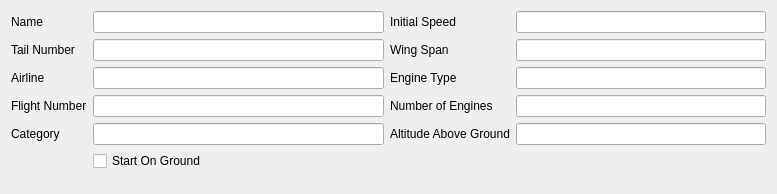
Before: the Qt Designer form src/UserInterface/src/Widget/AircraftTypeWidget.ui in till213/SkyDolly, drawn with Qt 5.
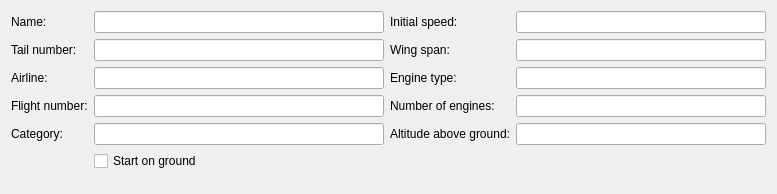
After: the same form once the commit is applied.

```diff
--- a/src/UserInterface/src/Widget/AircraftTypeWidget.ui
+++ b/src/UserInterface/src/Widget/AircraftTypeWidget.ui
@@ -19,7 +19,7 @@
      <item row="0" column="0">
       <widget class="QLabel" name="label_5">
        <property name="text">
-        <string>Name</string>
+        <string>Name:</string>
        </property>
       </widget>
      </item>
@@ -39,7 +39,7 @@
      <item row="1" column="0">
       <widget class="QLabel" name="label_13">
        <property name="text">
-        <string>Tail Number</string>
+        <string>Tail number:</string>
        </property>
       </widget>
      </item>
@@ -62,7 +62,7 @@
      <item row="2" column="0">
       <widget class="QLabel" name="label_6">
        <property name="text">
-        <string>Airline</string>
+        <string>Airline:</string>
        </property>
       </widget>
      </item>
@@ -82,7 +82,7 @@
      <item row="3" column="0">
       <widget class="QLabel" name="label_7">
        <property name="text">
-        <string>Flight Number</string>
+        <string>Flight number:</string>
        </property>
       </widget>
      </item>
@@ -102,7 +102,7 @@
      <item row="4" column="0">
       <widget class="QLabel" name="label_8">
        <property name="text">
-        <string>Category</string>
+        <string>Category:</string>
        </property>
       </widget>
      </item>
@@ -131,7 +131,7 @@
         <enum>Qt::NoFocus</enum>
        </property>
        <property name="text">
-        <string>Start On Ground</string>
+        <string>Start on ground</string>
        </property>
        <property name="checkable">
         <bool>true</bool>
@@ -148,7 +148,7 @@
      <item row="0" column="0">
       <widget class="QLabel" name="label_24">
        <property name="text">
-        <string>Initial Speed</string>
+        <string>Initial speed:</string>
        </property>
       </widget>
      </item>
@@ -168,7 +168,7 @@
      <item row="1" column="0">
       <widget class="QLabel" name="label_10">
        <property name="text">
-        <string>Wing Span</string>
+        <string>Wing span:</string>
        </property>
       </widget>
      </item>
@@ -191,7 +191,7 @@
      <item row="2" column="0">
       <widget class="QLabel" name="label_12">
        <property name="text">
-        <string>Engine Type</string>
+        <string>Engine type:</string>
        </property>
       </widget>
      </item>
@@ -214,7 +214,7 @@
      <item row="3" column="0">
       <widget class="QLabel" name="label_11">
        <property name="text">
-        <string>Number of Engines</string>
+        <string>Number of engines:</string>
        </property>
       </widget>
      </item>
@@ -237,7 +237,7 @@
      <item row="4" column="0">
       <widget class="QLabel" name="label_26">
        <property name="text">
-        <string>Altitude Above Ground</string>
+        <string>Altitude above ground:</string>
        </property>
       </widget>
      </item>
```
